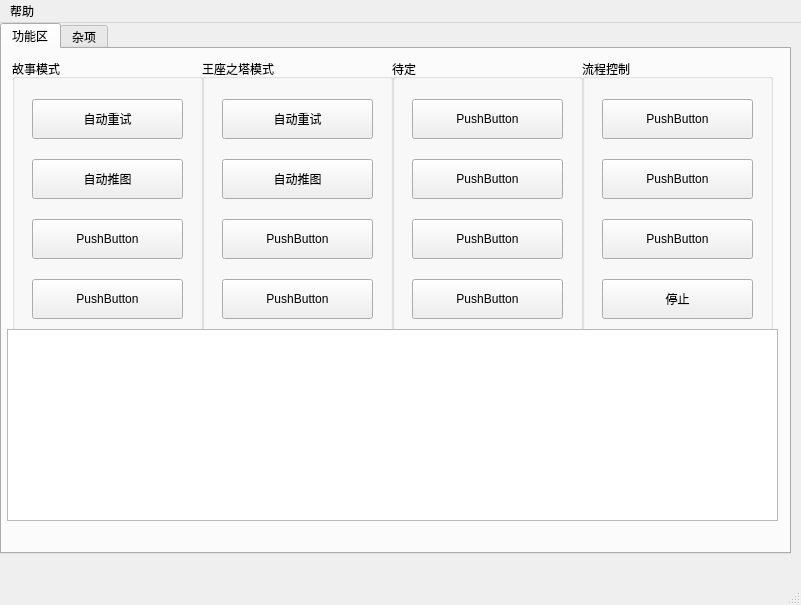
oscarcx123/afk-arena-tools, file main_gui.ui: the form before one commit.
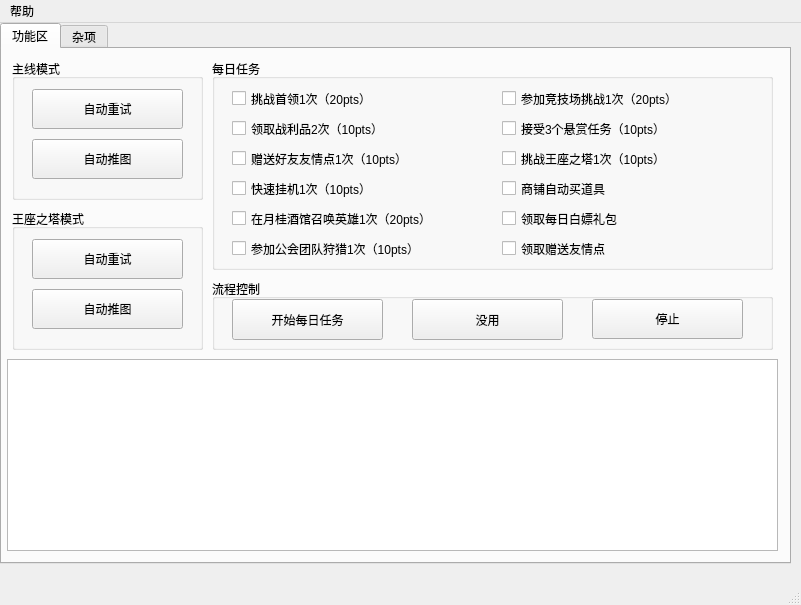
The form after the commit.

What changed in the file:
```diff
--- a/main_gui.ui
+++ b/main_gui.ui
@@ -20,7 +20,7 @@
       <x>0</x>
       <y>0</y>
       <width>791</width>
-      <height>531</height>
+      <height>541</height>
      </rect>
     </property>
     <property name="currentIndex">
@@ -36,17 +36,17 @@
         <x>10</x>
         <y>10</y>
         <width>191</width>
-        <height>281</height>
+        <height>141</height>
        </rect>
       </property>
       <property name="title">
-       <string>故事模式</string>
+       <string>主线模式</string>
       </property>
       <widget class="QPushButton" name="pushButton">
        <property name="geometry">
         <rect>
          <x>20</x>
-         <y>40</y>
+         <y>30</y>
          <width>151</width>
          <height>40</height>
         </rect>
@@ -59,7 +59,7 @@
        <property name="geometry">
         <rect>
          <x>20</x>
-         <y>100</y>
+         <y>80</y>
          <width>151</width>
          <height>40</height>
         </rect>
@@ -68,40 +68,14 @@
         <string>自动推图</string>
        </property>
       </widget>
-      <widget class="QPushButton" name="pushButton_3">
-       <property name="geometry">
-        <rect>
-         <x>20</x>
-         <y>160</y>
-         <width>151</width>
-         <height>40</height>
-        </rect>
-       </property>
-       <property name="text">
-        <string>PushButton</string>
-       </property>
-      </widget>
-      <widget class="QPushButton" name="pushButton_4">
-       <property name="geometry">
-        <rect>
-         <x>20</x>
-         <y>220</y>
-         <width>151</width>
-         <height>40</height>
-        </rect>
-       </property>
-       <property name="text">
-        <string>PushButton</string>
-       </property>
-      </widget>
      </widget>
      <widget class="QGroupBox" name="groupBox_2">
       <property name="geometry">
        <rect>
-        <x>200</x>
-        <y>10</y>
+        <x>10</x>
+        <y>160</y>
         <width>191</width>
-        <height>281</height>
+        <height>141</height>
        </rect>
       </property>
       <property name="title">
@@ -111,7 +85,7 @@
        <property name="geometry">
         <rect>
          <x>20</x>
-         <y>40</y>
+         <y>30</y>
          <width>151</width>
          <height>40</height>
         </rect>
@@ -124,7 +98,7 @@
        <property name="geometry">
         <rect>
          <x>20</x>
-         <y>100</y>
+         <y>80</y>
          <width>151</width>
          <height>40</height>
         </rect>
@@ -163,124 +137,189 @@
      <widget class="QGroupBox" name="groupBox_3">
       <property name="geometry">
        <rect>
-        <x>390</x>
+        <x>210</x>
         <y>10</y>
-        <width>191</width>
-        <height>281</height>
+        <width>561</width>
+        <height>211</height>
        </rect>
       </property>
       <property name="title">
-       <string>待定</string>
+       <string>每日任务</string>
       </property>
-      <widget class="QPushButton" name="pushButton_9">
+      <widget class="QCheckBox" name="checkBox_2">
        <property name="geometry">
         <rect>
          <x>20</x>
-         <y>40</y>
-         <width>151</width>
-         <height>40</height>
+         <y>30</y>
+         <width>251</width>
+         <height>19</height>
         </rect>
        </property>
        <property name="text">
-        <string>PushButton</string>
+        <string>挑战首领1次（20pts）</string>
        </property>
       </widget>
-      <widget class="QPushButton" name="pushButton_10">
+      <widget class="QCheckBox" name="checkBox_3">
        <property name="geometry">
         <rect>
          <x>20</x>
-         <y>100</y>
-         <width>151</width>
-         <height>40</height>
+         <y>60</y>
+         <width>251</width>
+         <height>19</height>
         </rect>
        </property>
        <property name="text">
-        <string>PushButton</string>
+        <string>领取战利品2次（10pts）</string>
        </property>
       </widget>
-      <widget class="QPushButton" name="pushButton_11">
+      <widget class="QCheckBox" name="checkBox_4">
        <property name="geometry">
         <rect>
          <x>20</x>
-         <y>160</y>
-         <width>151</width>
-         <height>40</height>
+         <y>90</y>
+         <width>251</width>
+         <height>19</height>
         </rect>
        </property>
        <property name="text">
-        <string>PushButton</string>
+        <string>赠送好友友情点1次（10pts）</string>
        </property>
       </widget>
-      <widget class="QPushButton" name="pushButton_12">
+      <widget class="QCheckBox" name="checkBox_5">
        <property name="geometry">
         <rect>
          <x>20</x>
-         <y>220</y>
-         <width>151</width>
-         <height>40</height>
+         <y>120</y>
+         <width>251</width>
+         <height>19</height>
         </rect>
        </property>
        <property name="text">
-        <string>PushButton</string>
+        <string>快速挂机1次（10pts）</string>
+       </property>
+      </widget>
+      <widget class="QCheckBox" name="checkBox_6">
+       <property name="geometry">
+        <rect>
+         <x>20</x>
+         <y>150</y>
+         <width>251</width>
+         <height>19</height>
+        </rect>
+       </property>
+       <property name="text">
+        <string>在月桂酒馆召唤英雄1次（20pts）</string>
+       </property>
+      </widget>
+      <widget class="QCheckBox" name="checkBox_7">
+       <property name="geometry">
+        <rect>
+         <x>20</x>
+         <y>180</y>
+         <width>251</width>
+         <height>19</height>
+        </rect>
+       </property>
+       <property name="text">
+        <string>参加公会团队狩猎1次（10pts）</string>
+       </property>
+      </widget>
+      <widget class="QCheckBox" name="checkBox_8">
+       <property name="geometry">
+        <rect>
+         <x>290</x>
+         <y>30</y>
+         <width>251</width>
+         <height>19</height>
+        </rect>
+       </property>
+       <property name="text">
+        <string>参加竞技场挑战1次（20pts）</string>
+       </property>
+      </widget>
+      <widget class="QCheckBox" name="checkBox_9">
+       <property name="geometry">
+        <rect>
+         <x>290</x>
+         <y>60</y>
+         <width>251</width>
+         <height>19</height>
+        </rect>
+       </property>
+       <property name="text">
+        <string>接受3个悬赏任务（10pts）</string>
+       </property>
+      </widget>
+      <widget class="QCheckBox" name="checkBox_10">
+       <property name="geometry">
+        <rect>
+         <x>290</x>
+         <y>90</y>
+         <width>251</width>
+         <height>19</height>
+        </rect>
+       </property>
+       <property name="text">
+        <string>挑战王座之塔1次（10pts）</string>
+       </property>
+      </widget>
+      <widget class="QCheckBox" name="checkBox_11">
+       <property name="geometry">
+        <rect>
+         <x>290</x>
+         <y>120</y>
+         <width>251</width>
+         <height>19</height>
+        </rect>
+       </property>
+       <property name="text">
+        <string>商铺自动买道具</string>
+       </property>
+      </widget>
+      <widget class="QCheckBox" name="checkBox_12">
+       <property name="geometry">
+        <rect>
+         <x>290</x>
+         <y>150</y>
+         <width>251</width>
+         <height>19</height>
+        </rect>
+       </property>
+       <property name="text">
+        <string>领取每日白嫖礼包</string>
+       </property>
+      </widget>
+      <widget class="QCheckBox" name="checkBox_13">
+       <property name="geometry">
+        <rect>
+         <x>290</x>
+         <y>180</y>
+         <width>251</width>
+         <height>19</height>
+        </rect>
+       </property>
+       <property name="text">
+        <string>领取赠送友情点</string>
        </property>
       </widget>
      </widget>
      <widget class="QGroupBox" name="groupBox_4">
       <property name="geometry">
        <rect>
-        <x>580</x>
-        <y>10</y>
-        <width>191</width>
-        <height>281</height>
+        <x>210</x>
+        <y>230</y>
+        <width>561</width>
+        <height>71</height>
        </rect>
       </property>
       <property name="title">
        <string>流程控制</string>
       </property>
-      <widget class="QPushButton" name="pushButton_17">
-       <property name="geometry">
-        <rect>
-         <x>20</x>
-         <y>40</y>
-         <width>151</width>
-         <height>40</height>
-        </rect>
-       </property>
-       <property name="text">
-        <string>PushButton</string>
-       </property>
-      </widget>
-      <widget class="QPushButton" name="pushButton_18">
-       <property name="geometry">
-        <rect>
-         <x>20</x>
-         <y>100</y>
-         <width>151</width>
-         <height>40</height>
-        </rect>
-       </property>
-       <property name="text">
-        <string>PushButton</string>
-       </property>
-      </widget>
-      <widget class="QPushButton" name="pushButton_19">
-       <property name="geometry">
-        <rect>
-         <x>20</x>
-         <y>160</y>
-         <width>151</width>
-         <height>40</height>
-        </rect>
-       </property>
-       <property name="text">
-        <string>PushButton</string>
-       </property>
-      </widget>
       <widget class="QPushButton" name="pushButton_20">
        <property name="geometry">
         <rect>
-         <x>20</x>
-         <y>220</y>
+         <x>380</x>
+         <y>20</y>
          <width>151</width>
          <height>40</height>
         </rect>
@@ -289,12 +328,38 @@
         <string>停止</string>
        </property>
       </widget>
+      <widget class="QPushButton" name="pushButton_9">
+       <property name="geometry">
+        <rect>
+         <x>20</x>
+         <y>20</y>
+         <width>151</width>
+         <height>41</height>
+        </rect>
+       </property>
+       <property name="text">
+        <string>开始每日任务</string>
+       </property>
+      </widget>
+      <widget class="QPushButton" name="pushButton_10">
+       <property name="geometry">
+        <rect>
+         <x>200</x>
+         <y>20</y>
+         <width>151</width>
+         <height>41</height>
+        </rect>
+       </property>
+       <property name="text">
+        <string>没用</string>
+       </property>
+      </widget>
      </widget>
      <widget class="QTextBrowser" name="textBrowser">
       <property name="geometry">
        <rect>
         <x>5</x>
-        <y>280</y>
+        <y>310</y>
         <width>771</width>
         <height>192</height>
        </rect>
```
Left out of the diff: 57 changed lines with no effect on the pictures.
